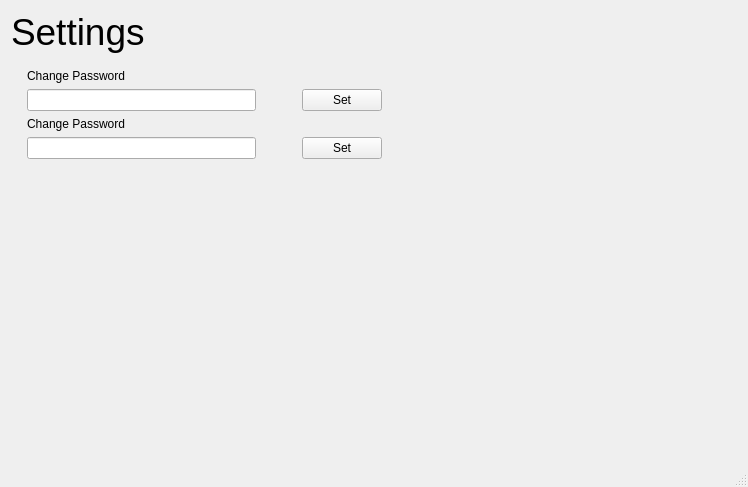
Qt form settings.ui (Affan-Mushahid/KeepSake) before a commit.
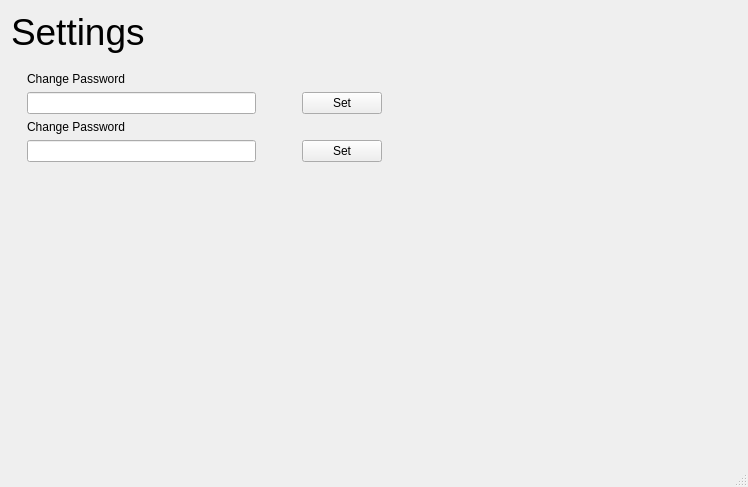
The same form after that commit.

```diff
--- a/settings.ui
+++ b/settings.ui
@@ -46,7 +46,7 @@
         <property name="sizeHint" stdset="0">
          <size>
           <width>20</width>
-          <height>10</height>
+          <height>13</height>
          </size>
         </property>
        </spacer>
```
